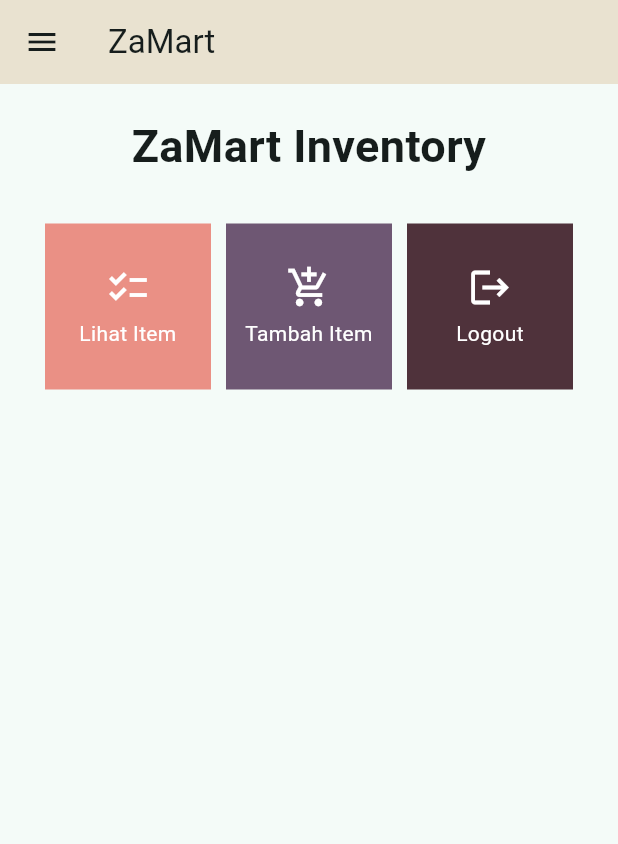
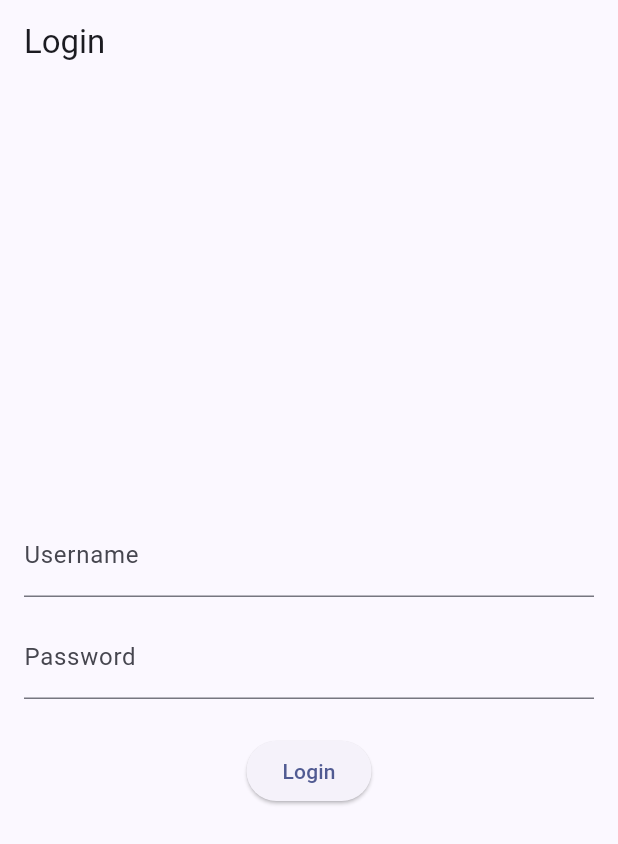
Before and after one commit to NaufalAul/ZaMart-mobile, a Flutter app: the screen it shows after launch, on a phone screen of 412 x 824 dp. Shown: the top 844 px of the screen. Run offline on Flutter 3.47's test engine with Material 2 defaults, Android fonts, the phone set to English and light mode, and no system bars; missing offline and left inert: pbp_django_auth.

Commit message:
Tugas 9 Selesai

```diff
--- a/lib/main.dart
+++ b/lib/main.dart
@@ -1,5 +1,7 @@
 import 'package:flutter/material.dart';
-import 'package:zamart/screens/menu.dart';
+import 'package:pbp_django_auth/pbp_django_auth.dart';
+import 'package:provider/provider.dart';
+import 'package:zamart/screens/login.dart';
 
 void main() {
   runApp(const MyApp());
@@ -11,28 +13,19 @@
   // This widget is the root of your application.
   @override
   Widget build(BuildContext context) {
-    return MaterialApp(
-      title: 'Flutter Demo',
-      theme: ThemeData(
-        // This is the theme of your application.
-        //
-        // TRY THIS: Try running your application with "flutter run". You'll see
-        // the application has a blue toolbar. Then, without quitting the app,
-        // try changing the seedColor in the colorScheme below to Colors.green
-        // and then invoke "hot reload" (save your changes or press the "hot
-        // reload" button in a Flutter-supported IDE, or press "r" if you used
-        // the command line to start the app).
-        //
-        // Notice that the counter didn't reset back to zero; the application
-        // state is not lost during the reload. To reset the state, use hot
-        // restart instead.
-        //
-        // This works for code too, not just values: Most code changes can be
-        // tested with just a hot reload.
-        colorScheme: ColorScheme.fromSeed(seedColor: Colors.teal),
-        useMaterial3: true,
-      ),
-      home: MyHomePage(),
-    );
+    return Provider(
+      create: (_) {
+          CookieRequest request = CookieRequest();
+          return request;
+      },
+      child: MaterialApp(
+          title: 'Flutter App',
+          theme: ThemeData(
+              colorScheme: ColorScheme.fromSeed(seedColor: Colors.indigo),
+              useMaterial3: true,
+          ),
+          home: LoginPage()
+        ),
+      );
   }
 }
--- /dev/null
+++ b/lib/screens/login.dart
@@ -0,0 +1,114 @@
+import 'package:zamart/screens/menu.dart';
+import 'package:flutter/material.dart';
+import 'package:pbp_django_auth/pbp_django_auth.dart';
+import 'package:provider/provider.dart';
+
+void main() {
+    runApp(const LoginApp());
+}
+
+class LoginApp extends StatelessWidget {
+const LoginApp({super.key});
+
+@override
+Widget build(BuildContext context) {
+    return MaterialApp(
+        title: 'Login',
+        theme: ThemeData(
+            primarySwatch: Colors.blue,
+    ),
+    home: const LoginPage(),
+    );
+    }
+}
+
+class LoginPage extends StatefulWidget {
+    const LoginPage({super.key});
+
+    @override
+    _LoginPageState createState() => _LoginPageState();
+}
+
+class _LoginPageState extends State<LoginPage> {
+    final TextEditingController _usernameController = TextEditingController();
+    final TextEditingController _passwordController = TextEditingController();
+
+    @override
+    Widget build(BuildContext context) {
+        final request = context.watch<CookieRequest>();
+        return Scaffold(
+            appBar: AppBar(
+                title: const Text('Login'),
+            ),
+            body: Container(
+                padding: const EdgeInsets.all(16.0),
+                child: Column(
+                    mainAxisAlignment: MainAxisAlignment.center,
+                    children: [
+                        TextField(
+                            controller: _usernameController,
+                            decoration: const InputDecoration(
+                                labelText: 'Username',
+                            ),
+                        ),
+                        const SizedBox(height: 12.0),
+                        TextField(
+                            controller: _passwordController,
+                            decoration: const InputDecoration(
+                                labelText: 'Password',
+                            ),
+                            obscureText: true,
+                        ),
+                        const SizedBox(height: 24.0),
+                        ElevatedButton(
+                            onPressed: () async {
+                                String username = _usernameController.text;
+                                String password = _passwordController.text;
+
+                                // Cek kredensial
+                                // TODO: Ganti URL dan jangan lupa tambahkan trailing slash (/) di akhir URL!
+                                // Untuk menyambungkan Android emulator dengan Django pada localhost,
+                                // gunakan URL http://10.0.2.2/
+                                final response = await request.login("http://127.0.0.1:8000/auth/login/", {
+                                'username': username,
+                                'password': password,
+                                });
+
+                                if (request.loggedIn) {
+                                    String message = response['message'];
+                                    String uname = response['username'];
+                                    Navigator.pushReplacement(
+                                        context,
+                                        MaterialPageRoute(builder: (context) => MyHomePage()),
+                                    );
+                                    ScaffoldMessenger.of(context)
+                                        ..hideCurrentSnackBar()
+                                        ..showSnackBar(
+                                            SnackBar(content: Text("$message Selamat datang, $uname.")));
+                                    } else {
+                                    showDialog(
+                                        context: context,
+                                        builder: (context) => AlertDialog(
+                                            title: const Text('Login Gagal'),
+                                            content:
+                                                Text(response['message']),
+                                            actions: [
+                                                TextButton(
+                                                    child: const Text('OK'),
+                                                    onPressed: () {
+                                                        Navigator.pop(context);
+                                                    },
+                                                ),
+                                            ],
+                                        ),
+                                    );
+                                }
+                            },
+                            child: const Text('Login'),
+                        ),
+                    ],
+                ),
+            ),
+        );
+    }
+}
--- a/lib/widgets/item_card.dart
+++ b/lib/widgets/item_card.dart
@@ -1,6 +1,9 @@
 import 'package:flutter/material.dart';
+import 'package:pbp_django_auth/pbp_django_auth.dart';
+import 'package:provider/provider.dart';
 import 'package:zamart/screens/item_form.dart';
 import 'package:zamart/screens/item_list.dart';
+import 'package:zamart/screens/login.dart';
 class ShopItem {
   final String name;
   final IconData icon;
@@ -10,22 +13,6 @@
 }
 
 
-class Item {
-  final String name;
-  final String category;
-  final int amount;
-  final int price;
-  final String description;
-
-  Item({
-    required this.name,
-    required this.category,
-    required this.amount,
-    required this.price,
-    required this.description,
-  });
-}
-
 class ShopCard extends StatelessWidget {
   final ShopItem item;
 
@@ -33,24 +20,18 @@
 
   @override
   Widget build(BuildContext context) {
+    final request = context.watch<CookieRequest>();
     return Material(
       color: item.color, // Menggunakan warna dari variabel buttonColor
       child: InkWell(
         // Area responsive terhadap sentuhan
-        onTap: () {
+        onTap: () async {
           // Memunculkan SnackBar ketika diklik
           ScaffoldMessenger.of(context)
             ..hideCurrentSnackBar()
             ..showSnackBar(SnackBar(
                 content: Text("Kamu telah menekan tombol ${item.name}!")));
 
-          if (item.name == "Lihat Item") {
-            Navigator.push(
-                context,
-                MaterialPageRoute(
-                  builder: (context) => const ItemListPage(),
-                ));
-          }
 
           if (item.name == "Tambah Item") {
             Navigator.push(
@@ -59,6 +40,33 @@
                     builder: (context) => const ShopFormPage(),
                   ));
           }
+
+          else if (item.name == "Lihat Item") {
+            Navigator.push(context,
+            MaterialPageRoute(builder: (context) => const ItemPage()));
+          }
+
+          else if (item.name == "Logout") {
+            final response = await request.logout(
+                // TODO: Ganti URL dan jangan lupa tambahkan trailing slash (/) di akhir URL!
+                "http://127.0.0.1:8000/auth/logout/");
+            String message = response["message"];
+            if (response['status']) {
+              String uname = response["username"];
+              ScaffoldMessenger.of(context).showSnackBar(SnackBar(
+                content: Text("$message Sampai jumpa, $uname."),
+              ));
+              Navigator.pushReplacement(
+                context,
+                MaterialPageRoute(builder: (context) => const LoginPage()),
+              );
+            } else {
+              ScaffoldMessenger.of(context).showSnackBar(SnackBar(
+                content: Text("$message"),
+              ));
+            }
+          }
+
         },
         child: Container(
           // Container untuk menyimpan Icon dan Text
--- a/pubspec.yaml
+++ b/pubspec.yaml
@@ -35,6 +35,8 @@
   # The following adds the Cupertino Icons font to your application.
   # Use with the CupertinoIcons class for iOS style icons.
   cupertino_icons: ^1.0.2
+  provider: ^6.1.1
+  pbp_django_auth: ^0.4.0
 
 dev_dependencies:
   flutter_test:
```
Also changed, not shown: lib/models/item.dart (added, +69 -0 lines), lib/screens/item_form.dart (+35 -39 lines), lib/screens/item_list.dart (+64 -77 lines), lib/widgets/left_drawer.dart (+8 -9 lines), pubspec.lock, 3 other files.
